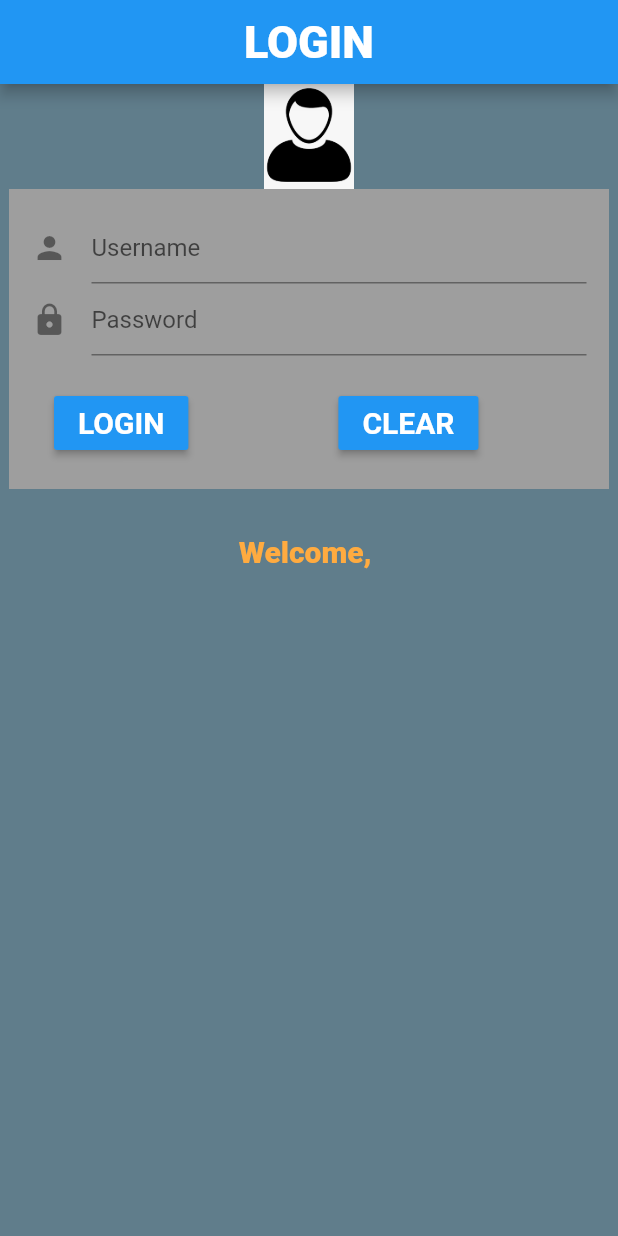
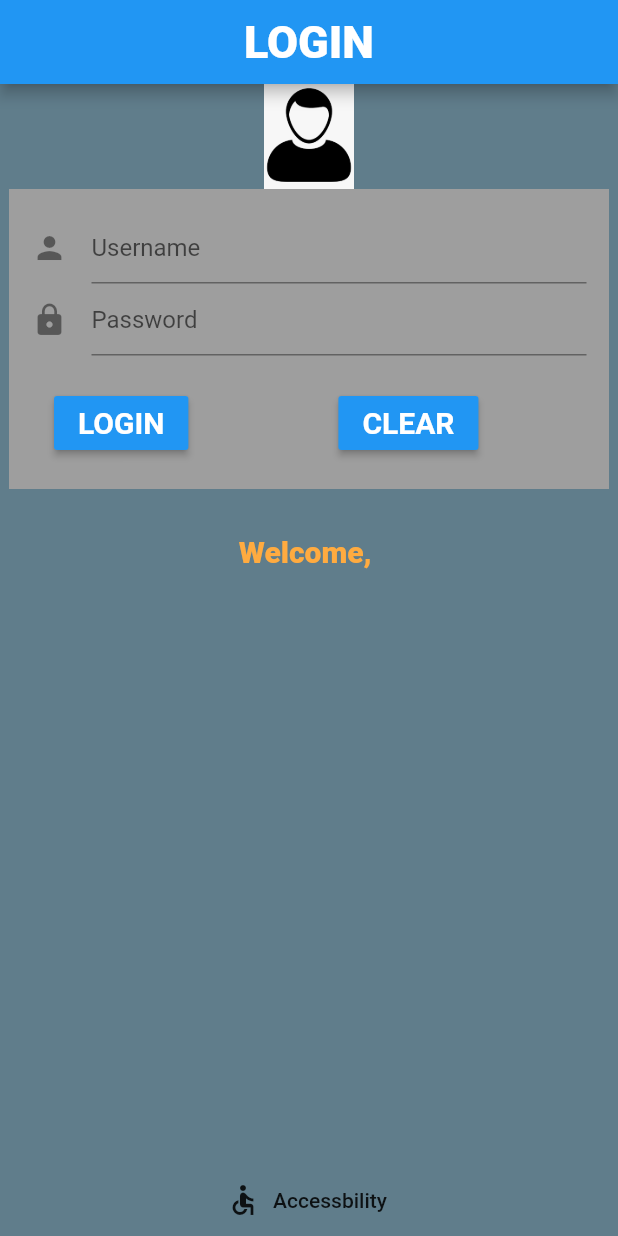
Before and after one commit to priyanshusrivastava2000/Loginapp, a Flutter app: the screen it shows after launch, on a phone screen of 412 x 824 dp. Run offline on Flutter 3.47's test engine with Material 2 defaults, Android fonts, the phone set to English and light mode, and no system bars.

Commit message:
Changes in login file

```diff
--- a/lib/login.dart
+++ b/lib/login.dart
@@ -42,6 +42,9 @@ class loginPage extends State<Login>{
         backgroundColor: Colors.blue,
       ),
       backgroundColor: Colors.blueGrey,
+      bottomNavigationBar: Container(
+        child: FlatButton.icon(onPressed: (){print("pressed");}, icon: Icon(Icons.accessible), label: Text("Accessbility")),
+      ),
       body: new Container(
         alignment: Alignment.topCenter,
         child: new Column(
```
Also changed, not shown: pubspec.lock.
